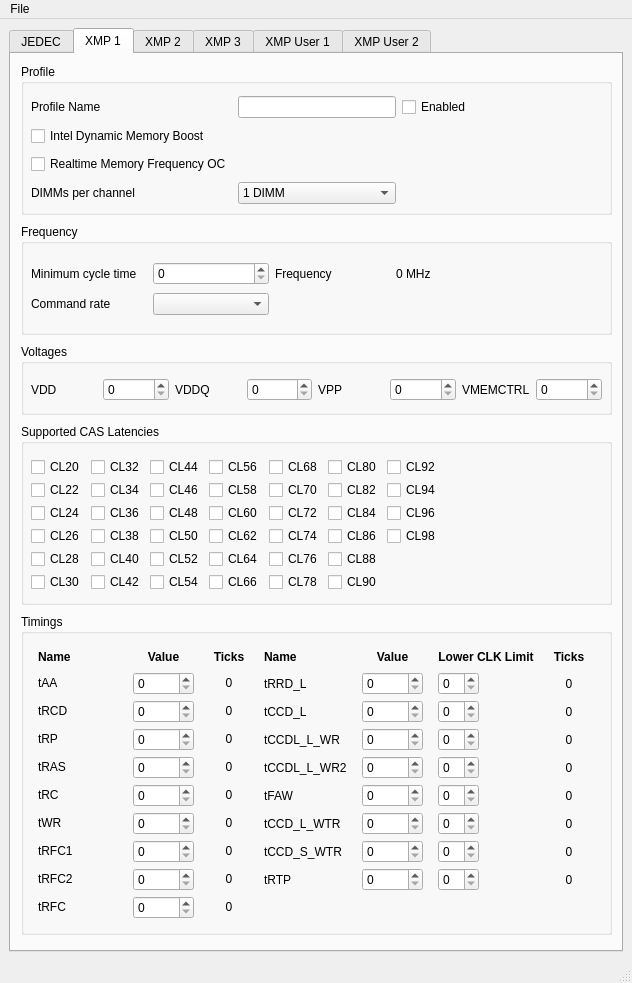
edlf/DDR5SPDEditor, file mainwindow.ui: the form before one commit.
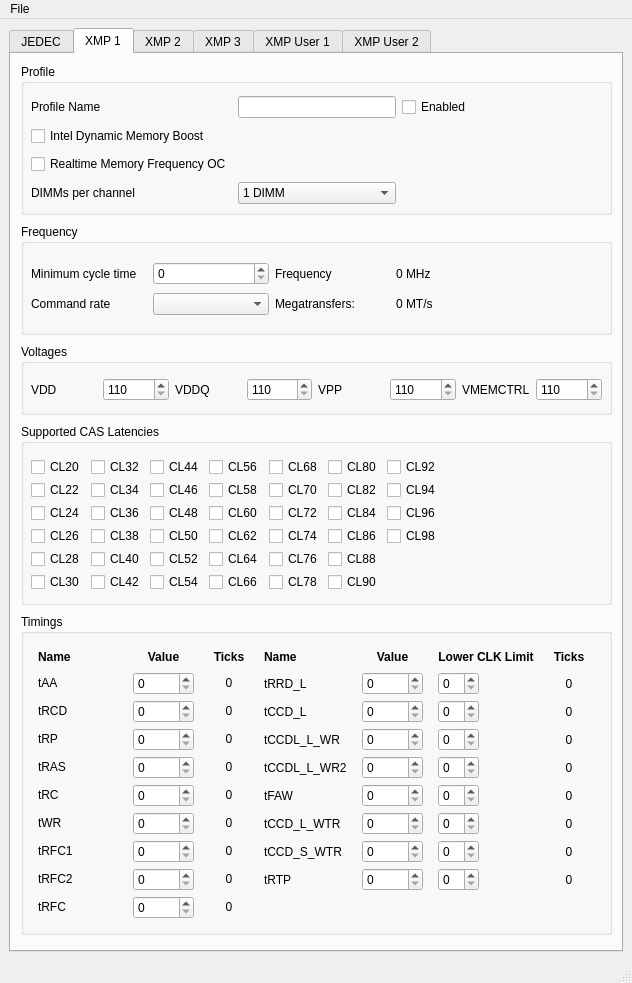
The form after the commit.

```diff
--- a/mainwindow.ui
+++ b/mainwindow.ui
@@ -1818,6 +1818,20 @@
               </property>
              </widget>
             </item>
+            <item row="1" column="2">
+             <widget class="QLabel" name="labelMT_XMP1">
+              <property name="text">
+               <string>Megatransfers:</string>
+              </property>
+             </widget>
+            </item>
+            <item row="1" column="3">
+             <widget class="QLabel" name="lMTValue_XMP1">
+              <property name="text">
+               <string>0 MT/s</string>
+              </property>
+             </widget>
+            </item>
            </layout>
           </widget>
          </widget>
@@ -3590,13 +3604,43 @@
              </widget>
             </item>
             <item row="0" column="5">
-             <widget class="QSpinBox" name="sbVDPP_XMP1"/>
+             <widget class="QSpinBox" name="sbVPP_XMP1">
+              <property name="minimum">
+               <number>110</number>
+              </property>
+              <property name="maximum">
+               <number>200</number>
+              </property>
+              <property name="singleStep">
+               <number>5</number>
+              </property>
+             </widget>
             </item>
             <item row="0" column="3">
-             <widget class="QSpinBox" name="sbVDDQ_XMP1"/>
+             <widget class="QSpinBox" name="sbVDDQ_XMP1">
+              <property name="minimum">
+               <number>110</number>
+              </property>
+              <property name="maximum">
+               <number>200</number>
+              </property>
+              <property name="singleStep">
+               <number>5</number>
+              </property>
+             </widget>
             </item>
             <item row="0" column="1">
-             <widget class="QSpinBox" name="sbVDD_XMP1"/>
+             <widget class="QSpinBox" name="sbVDD_XMP1">
+              <property name="minimum">
+               <number>110</number>
+              </property>
+              <property name="maximum">
+               <number>200</number>
+              </property>
+              <property name="singleStep">
+               <number>5</number>
+              </property>
+             </widget>
             </item>
             <item row="0" column="6">
              <widget class="QLabel" name="lVMEMCTRL_XMP1">
@@ -3606,7 +3650,17 @@
              </widget>
             </item>
             <item row="0" column="7">
-             <widget class="QSpinBox" name="sbVmemctrl_XMP1"/>
+             <widget class="QSpinBox" name="sbVmemctrl_XMP1">
+              <property name="minimum">
+               <number>110</number>
+              </property>
+              <property name="maximum">
+               <number>200</number>
+              </property>
+              <property name="singleStep">
+               <number>5</number>
+              </property>
+             </widget>
             </item>
            </layout>
           </widget>
```
Left out of the diff: 288 changed lines with no effect on the pictures.
